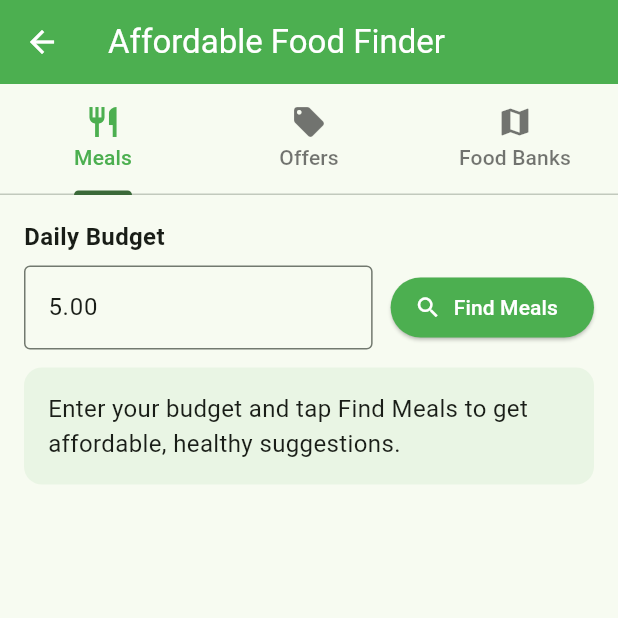
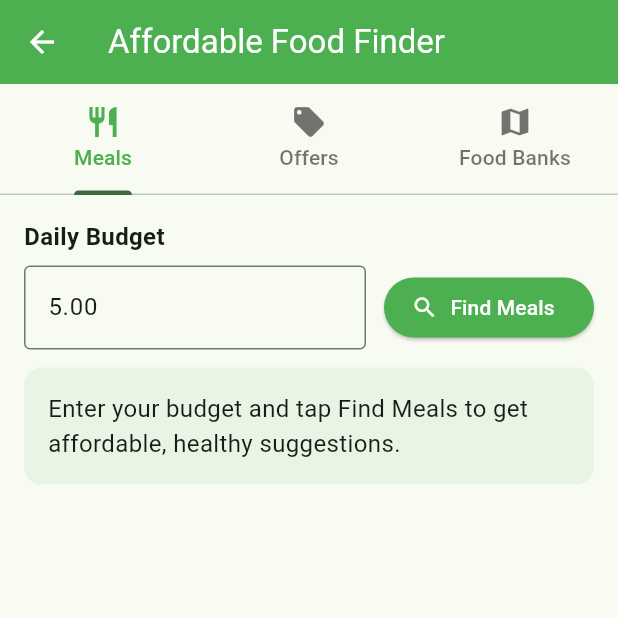
Before and after one commit to Ramslon/My-CommonTable-AI-Mobile-App, a Flutter app: the LowIncomeFeaturesScreen screen opened by its route, on a phone screen of 412 x 824 dp, the top half of it. Run offline on Flutter 3.47's test engine with Material 3 defaults, Android fonts, the phone set to English and light mode, and no system bars; our stand-ins replace cloud_firestore, connectivity_plus, firebase_auth, firebase_core, firebase_database, firebase_messaging and 18 more; accounts and stored records are empty; network calls fail.

Commit message:
feat(nutrition): real-time nutrition analysis via Firestore snapshots with live toggle; fix Affordable Food Finder right overflow by wrapping and width constraints

```diff
--- a/lib/presentation/screens/low_income_features_screen.dart
+++ b/lib/presentation/screens/low_income_features_screen.dart
@@ -277,9 +277,15 @@ class _LowIncomeFeaturesScreenState extends State<LowIncomeFeaturesScreen> {
 				children: [
 					const Text('Daily Budget', style: TextStyle(fontWeight: FontWeight.w600)),
 					const SizedBox(height: 8),
-					Row(
+					LayoutBuilder(
+						builder: (context, constraints) {
+							// Ensure the row never overflows by reserving space for the button.
+							const double buttonWidth = 140; // enough for label and icon
+							final double tfWidth = (constraints.maxWidth - buttonWidth - 12).clamp(160, constraints.maxWidth);
+							return Row(
 								children: [
-							Expanded(
+									SizedBox(
+										width: tfWidth,
 										child: TextField(
 											controller: _budgetCtrl,
 											keyboardType: const TextInputType.numberWithOptions(decimal: true),
@@ -290,13 +296,18 @@ class _LowIncomeFeaturesScreenState extends State<LowIncomeFeaturesScreen> {
 										),
 									),
 									const SizedBox(width: 12),
-							ElevatedButton.icon(
+									SizedBox(
+										width: buttonWidth,
+										child: ElevatedButton.icon(
 											onPressed: _recommending ? null : _recommendMeals,
 											icon: const Icon(Icons.search),
-								label: const Text('Find Meals'),
+											label: const Text('Find Meals', overflow: TextOverflow.ellipsis),
 											style: ElevatedButton.styleFrom(backgroundColor: Colors.green, foregroundColor: Colors.white),
 										),
+									),
 								],
+							);
+						},
 					),
 					const SizedBox(height: 12),
 					if (_meals.isEmpty)
@@ -332,11 +343,20 @@ class _LowIncomeFeaturesScreenState extends State<LowIncomeFeaturesScreen> {
 											children: meal.ingredients.map((e) => Chip(label: Text(e))).toList(),
 										),
 										const SizedBox(height: 8),
-										Row(
+										Wrap(
+											spacing: 12,
+											runSpacing: 8,
 											children: [
-												OutlinedButton.icon(onPressed: () => _saveMeal(meal), icon: const Icon(Icons.bookmark_add_outlined), label: const Text('Save this meal')),
-												const SizedBox(width: 12),
-												ElevatedButton.icon(onPressed: () => _showShoppingList(meal), icon: const Icon(Icons.list_alt), label: const Text('Get shopping list')),
+												OutlinedButton.icon(
+													onPressed: () => _saveMeal(meal),
+													icon: const Icon(Icons.bookmark_add_outlined),
+													label: const Text('Save this meal', overflow: TextOverflow.ellipsis),
+												),
+												ElevatedButton.icon(
+													onPressed: () => _showShoppingList(meal),
+													icon: const Icon(Icons.list_alt),
+													label: const Text('Get shopping list', overflow: TextOverflow.ellipsis),
+												),
 											],
 										)
 									],
```
Also changed, not shown: lib/presentation/screens/nutrition_analysis_screen.dart (+58 -0 lines). Lines whose indentation alone changed are shown as unchanged.
